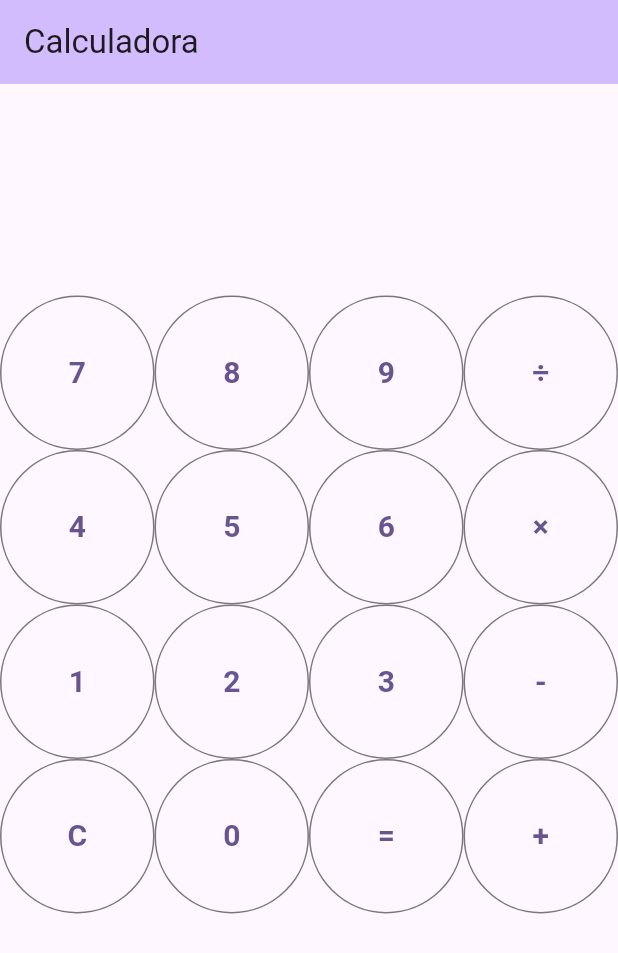
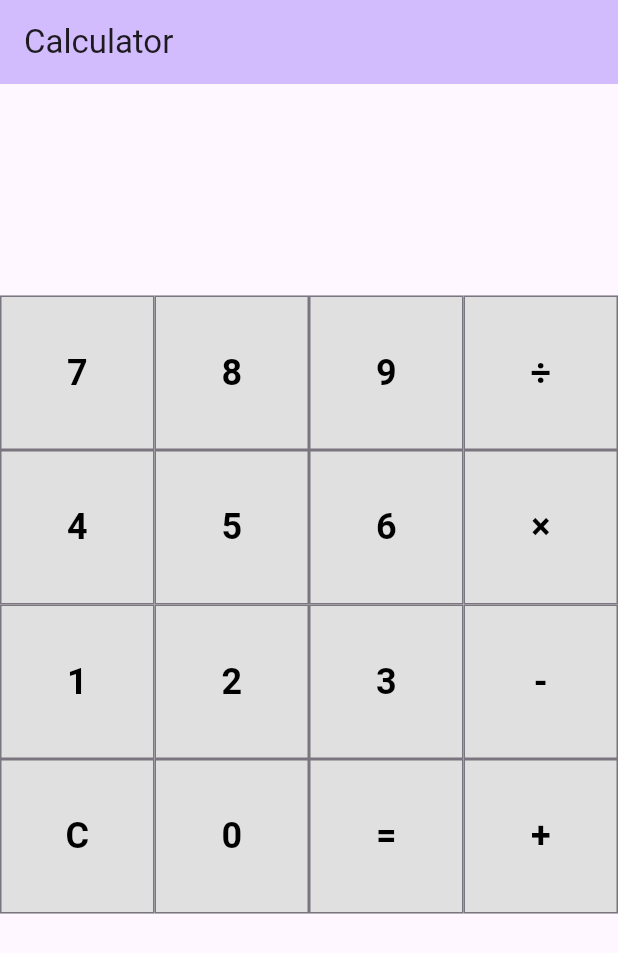
Before and after one commit to ByMaluf/Curso-Flutter_U, a Flutter app: the screen it shows after launch, on a phone screen of 412 x 824 dp. Shown: the top 953 px of the screen. Run offline on Flutter 3.47's test engine with Material 2 defaults, Android fonts, the phone set to English and light mode, and no system bars.

Commit message:
Teste Commit

```diff
--- a/projeto_perguntas/lib/main.dart
+++ b/projeto_perguntas/lib/main.dart
@@ -77,20 +77,29 @@ class _MyCalculatorState extends State<MyCalculator> {
   }
 
   Widget buildButton(String buttonText) {
-    return Expanded(
+    return Container(
+      width: 80.0,
+      height: 80.0,
       child: OutlinedButton(
         onPressed: () {
           _buttonPressed(buttonText);
         },
         style: ButtonStyle(
-          minimumSize: MaterialStateProperty.all(Size(80, 80)), // Define o tamanho do botão
-          padding: MaterialStateProperty.all(EdgeInsets.all(20)), // Define o espaçamento interno
+          minimumSize: MaterialStateProperty.all(Size(80, 80)),
+          padding: MaterialStateProperty.all(EdgeInsets.all(0)),
+          foregroundColor: MaterialStateProperty.all(Colors.black),
+          backgroundColor: MaterialStateProperty.all(Colors.grey[300]), // Cor cinza semitransparente
+          shape: MaterialStateProperty.all(RoundedRectangleBorder(
+            borderRadius: BorderRadius.circular(0),
+          )),
         ),
-        child: Text(
-          buttonText,
-          style: TextStyle(
-            fontSize: 20.0,
-            fontWeight: FontWeight.bold,
+        child: Center(
+          child: Text(
+            buttonText,
+            style: TextStyle(
+              fontSize: 24.0,
+              fontWeight: FontWeight.bold,
+            ),
           ),
         ),
       ),
@@ -102,7 +111,7 @@ class _MyCalculatorState extends State<MyCalculator> {
     return Scaffold(
       appBar: AppBar(
         backgroundColor: Theme.of(context).colorScheme.inversePrimary,
-        title: Text('Calculadora'),
+        title: Text('Calculator'),
       ),
       body: Column(
         children: <Widget>[
```
